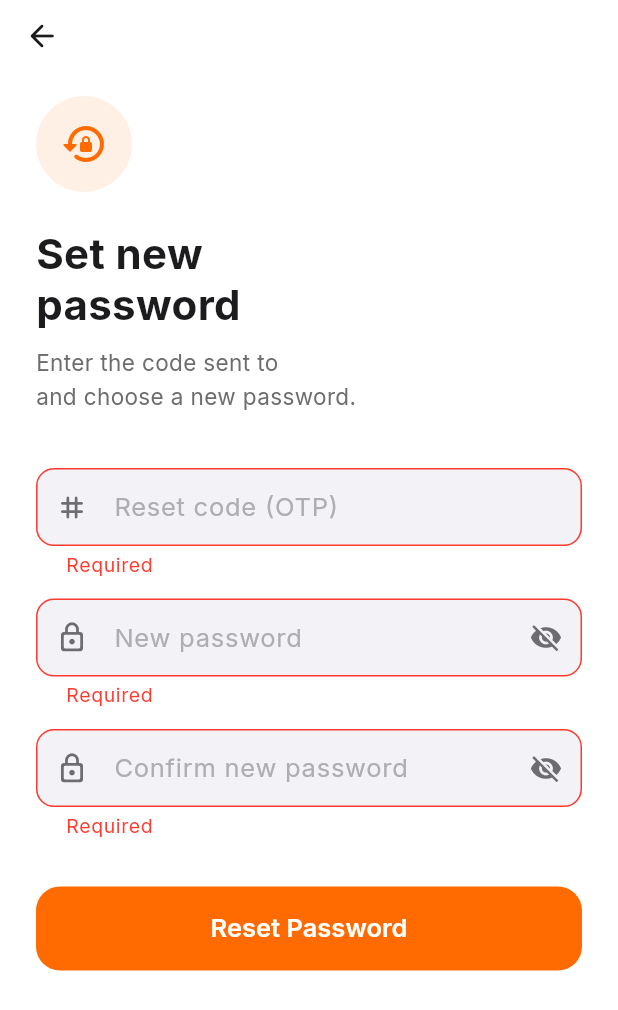
After one commit to coresystemglobal/logistics-mobile, a Flutter app: the ResetPasswordScreen screen opened by its route, after a tap on "Reset Password", on a phone screen of 412 x 824 dp. The commit adds this screen. Shown: the top 1010 px of the screen. Run offline on Flutter 3.47's test engine with Material 3 defaults, Android fonts, the phone set to English and light mode, and no system bars; our stand-ins replace dio, flutter_dotenv, flutter_riverpod, flutter_secure_storage, go_router, google_fonts and 3 more; accounts and stored records are empty.

Commit message:
feat(auth): add reset password functionality and screen

```diff
--- a/lib/core/navigation/router.dart
+++ b/lib/core/navigation/router.dart
@@ -11,6 +11,7 @@ import '../../screens/auth/register_customer_screen.dart';
 import '../../screens/auth/register_rider_screen.dart';
 import '../../screens/auth/register_business_screen.dart';
 import '../../screens/auth/forgot_password_screen.dart';
+import '../../screens/auth/reset_password_screen.dart';
 import '../../screens/auth/email_verification_screen.dart';
 import '../../screens/customer/customer_shell.dart';
 import '../../screens/customer/customer_home_screen.dart';
@@ -82,6 +83,12 @@ final routerProvider = Provider<GoRouter>((ref) {
       GoRoute(path: '/auth/register/rider', builder: (_, __) => const RegisterRiderScreen()),
       GoRoute(path: '/auth/register/business', builder: (_, __) => const RegisterBusinessScreen()),
       GoRoute(path: '/auth/forgot-password', builder: (_, __) => const ForgotPasswordScreen()),
+      GoRoute(
+        path: '/auth/reset-password',
+        builder: (context, state) => ResetPasswordScreen(
+          email: state.uri.queryParameters['email'] ?? '',
+        ),
+      ),
       GoRoute(
         path: '/auth/verify-email',
         builder: (context, state) => EmailVerificationScreen(
--- a/lib/screens/auth/forgot_password_screen.dart
+++ b/lib/screens/auth/forgot_password_screen.dart
@@ -31,7 +31,9 @@ class _ForgotPasswordScreenState extends State<ForgotPasswordScreen> {
     setState(() => _isLoading = true);
     try {
       await _authService.requestPasswordReset(_emailCtrl.text.trim());
-      if (mounted) setState(() => _sent = true);
+      if (mounted) {
+        context.push('/auth/reset-password?email=${Uri.encodeComponent(_emailCtrl.text.trim())}');
+      }
     } catch (e) {
       if (mounted) {
         ScaffoldMessenger.of(context).showSnackBar(SnackBar(
--- /dev/null
+++ b/lib/screens/auth/reset_password_screen.dart
@@ -0,0 +1,197 @@
+import 'package:flutter/material.dart';
+import 'package:go_router/go_router.dart';
+import 'package:google_fonts/google_fonts.dart';
+import '../../core/constants/app_colors.dart';
+import '../../core/widgets/traka_button.dart';
+import '../../core/widgets/traka_input.dart';
+import '../../services/auth_service.dart';
+
+class ResetPasswordScreen extends StatefulWidget {
+  final String email;
+  const ResetPasswordScreen({super.key, required this.email});
+
+  @override
+  State<ResetPasswordScreen> createState() => _ResetPasswordScreenState();
+}
+
+class _ResetPasswordScreenState extends State<ResetPasswordScreen> {
+  final _formKey = GlobalKey<FormState>();
+  final _otpCtrl = TextEditingController();
+  final _passwordCtrl = TextEditingController();
+  final _confirmCtrl = TextEditingController();
+  bool _isLoading = false;
+  bool _obscurePassword = true;
+  bool _obscureConfirm = true;
+  final _authService = AuthService();
+
+  @override
+  void dispose() {
+    _otpCtrl.dispose();
+    _passwordCtrl.dispose();
+    _confirmCtrl.dispose();
+    super.dispose();
+  }
+
+  Future<void> _submit() async {
+    if (!_formKey.currentState!.validate()) return;
+    setState(() => _isLoading = true);
+    try {
+      await _authService.resetPassword(
+        email: widget.email,
+        code: _otpCtrl.text.trim(),
+        newPassword: _passwordCtrl.text,
+      );
+      if (mounted) {
+        ScaffoldMessenger.of(context).showSnackBar(const SnackBar(
+          content: Text('Password reset successfully'),
+          backgroundColor: AppColors.success,
+        ));
+        context.go('/auth/login');
+      }
+    } catch (e) {
+      if (mounted) {
+        ScaffoldMessenger.of(context).showSnackBar(SnackBar(
+          content: Text(e.toString().replaceAll('Exception: ', '')),
+          backgroundColor: AppColors.error,
+        ));
+      }
+    } finally {
+      if (mounted) setState(() => _isLoading = false);
+    }
+  }
+
+  @override
+  Widget build(BuildContext context) {
+    return Scaffold(
+      backgroundColor: AppColors.bgPrimary,
+      body: SafeArea(
+        child: Column(
+          children: [
+            Padding(
+              padding: const EdgeInsets.symmetric(horizontal: 16, vertical: 12),
+              child: Row(
+                children: [
+                  GestureDetector(
+                    onTap: () => context.pop(),
+                    child: const Icon(Icons.arrow_back_rounded,
+                        color: AppColors.textPrimary),
+                  ),
+                ],
+              ),
+            ),
+            Expanded(
+              child: SingleChildScrollView(
+                padding: const EdgeInsets.symmetric(horizontal: 24),
+                child: Form(
+                  key: _formKey,
+                  child: Column(
+                    crossAxisAlignment: CrossAxisAlignment.start,
+                    children: [
+                      const SizedBox(height: 16),
+                      Container(
+                        width: 64,
+                        height: 64,
+                        decoration: BoxDecoration(
+                          color: AppColors.accentLight,
+                          shape: BoxShape.circle,
+                        ),
+                        child: const Icon(Icons.lock_reset_rounded,
+                            color: AppColors.accent, size: 32),
+                      ),
+                      const SizedBox(height: 24),
+                      Text(
+                        'Set new\npassword',
+                        style: GoogleFonts.inter(
+                          fontSize: 28,
+                          fontWeight: FontWeight.w700,
+                          color: AppColors.textPrimary,
+                          height: 1.21,
+                        ),
+                      ),
+                      const SizedBox(height: 10),
+                      Text(
+                        'Enter the code sent to ${widget.email}\nand choose a new password.',
+                        style: GoogleFonts.inter(
+                          fontSize: 15,
+                          color: AppColors.textTertiary,
+                          height: 1.5,
+                        ),
+                      ),
+                      const SizedBox(height: 36),
+
+                      TrakaInput(
+                        hint: 'Reset code (OTP)',
+                        keyboardType: TextInputType.number,
+                        textInputAction: TextInputAction.next,
+                        controller: _otpCtrl,
+                        prefixIcon: const Icon(Icons.tag_rounded, size: 22),
+                        validator: (v) {
+                          if (v?.isEmpty == true) return 'Required';
+                          if (v!.trim().length < 4) return 'Enter the full reset code';
+                          return null;
+                        },
+                      ),
+                      const SizedBox(height: 14),
+
+                      TrakaInput(
+                        hint: 'New password',
+                        obscureText: _obscurePassword,
+                        textInputAction: TextInputAction.next,
+                        controller: _passwordCtrl,
+                        prefixIcon: const Icon(Icons.lock_outline_rounded, size: 22),
+                        suffixIcon: GestureDetector(
+                          onTap: () => setState(() => _obscurePassword = !_obscurePassword),
+                          child: Icon(
+                            _obscurePassword ? Icons.visibility_outlined : Icons.visibility_off_outlined,
+                            size: 22,
+                            color: AppColors.textTertiary,
+                          ),
+                        ),
+                        validator: (v) {
+                          if (v?.isEmpty == true) return 'Required';
+                          if (v!.length < 8) return 'Minimum 8 characters';
+                          return null;
+                        },
+                      ),
+                      const SizedBox(height: 14),
+
+                      TrakaInput(
+                        hint: 'Confirm new password',
+                        obscureText: _obscureConfirm,
+                        textInputAction: TextInputAction.done,
+                        controller: _confirmCtrl,
+                        prefixIcon: const Icon(Icons.lock_outline_rounded, size: 22),
+                        suffixIcon: GestureDetector(
+                          onTap: () => setState(() => _obscureConfirm = !_obscureConfirm),
+                          child: Icon(
+                            _obscureConfirm ? Icons.visibility_outlined : Icons.visibility_off_outlined,
+                            size: 22,
+                            color: AppColors.textTertiary,
+                          ),
+                        ),
+                        validator: (v) {
+                          if (v?.isEmpty == true) return 'Required';
+                          if (v != _passwordCtrl.text) return 'Passwords do not match';
+                          return null;
+                        },
+                        onSubmitted: (_) => _submit(),
+                      ),
+                      const SizedBox(height: 32),
+
+                      TrakaButton(
+                        label: 'Reset Password',
+                        loading: _isLoading,
+                        onPressed: _isLoading ? null : _submit,
+                      ),
+                      const SizedBox(height: 24),
+                    ],
+                  ),
+                ),
+              ),
+            ),
+          ],
+        ),
+      ),
+    );
+  }
+}
```
